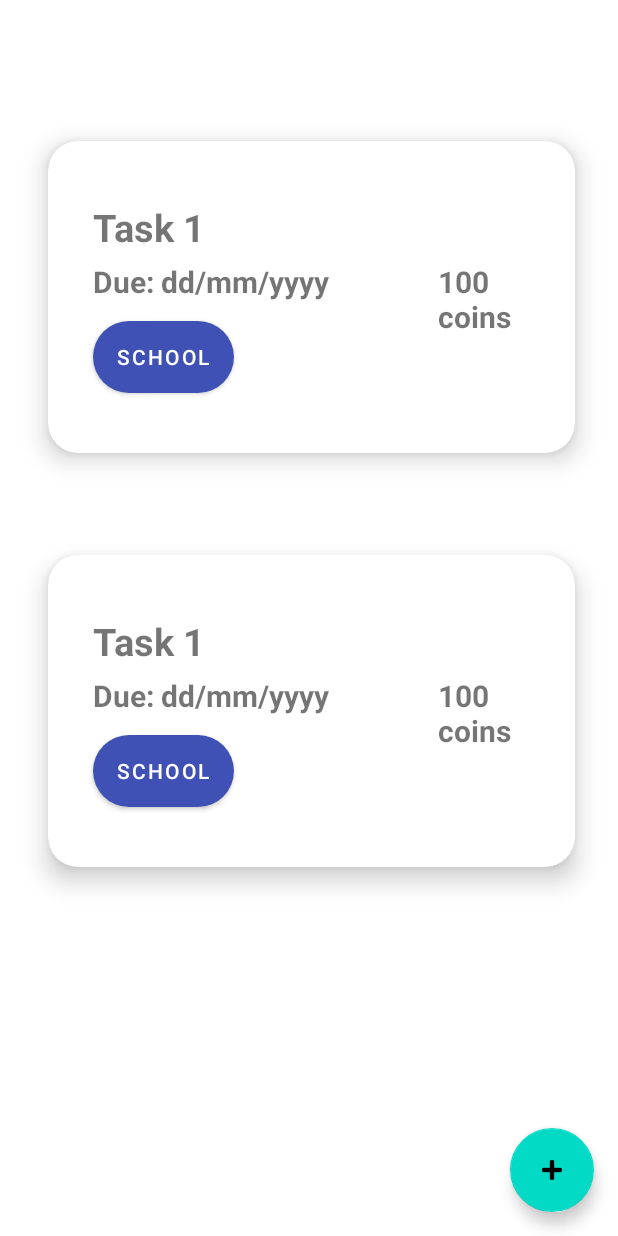
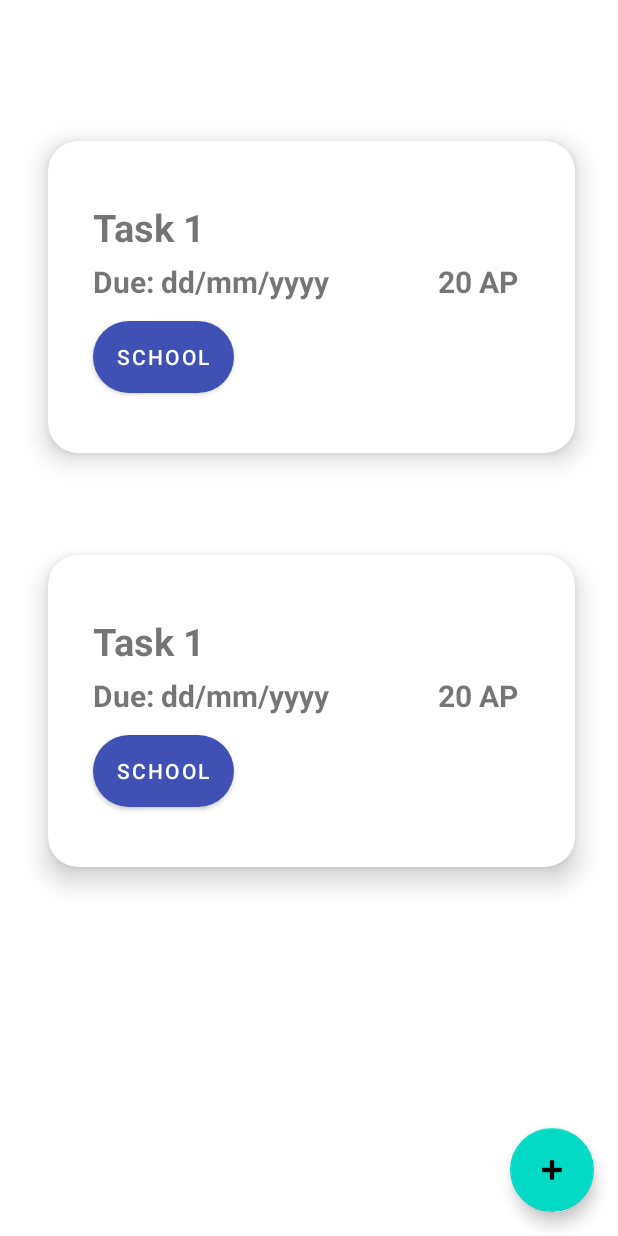
Before and after one commit to To-Doodle/To-Doodle, an Android app: the layout fragment_todo.xml on its own in the app's theme, with its tools: preview values and no code run, on a phone screen of 412 x 824 dp. Run offline under Robolectric (Android 15) with nearby library versions, the light colour scheme and no system bars.

Commit message:
Add dependency

```diff
--- a/app/build.gradle
+++ b/app/build.gradle
@@ -37,6 +37,7 @@ android {
 }
 
 dependencies {
+    implementation 'com.google.firebase:firebase-common-ktx:20.0.0'
     def roomVersion = "2.4.2"
 
     implementation 'androidx.core:core-ktx:1.7.0'
--- a/app/src/main/res/layout/item_card.xml
+++ b/app/src/main/res/layout/item_card.xml
@@ -60,7 +60,7 @@
             android:layout_marginLeft="240dp"
             android:layout_marginTop="60dp"
             android:layout_marginBottom="30dp"
-            android:text="100 coins"
+            android:text="20 AP"
             android:textSize="20sp"
             android:textStyle="bold" />
 
```
